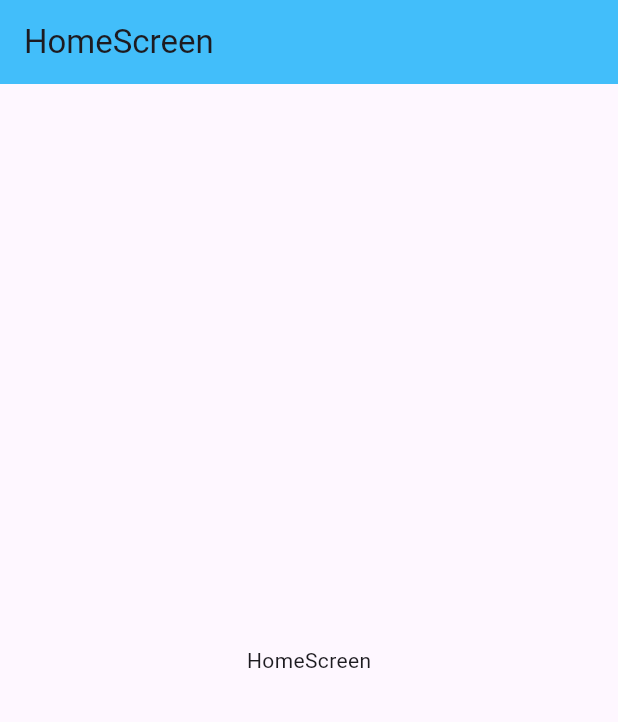
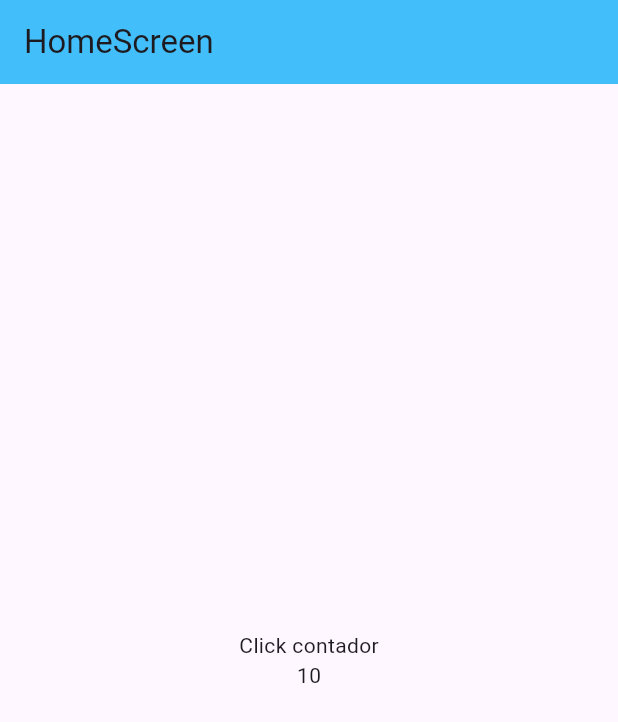
Before and after one commit to danielq/contador_movil, a Flutter app: the screen it shows after launch, on a phone screen of 412 x 824 dp. Shown: the top 722 px of the screen. Run offline on Flutter 3.47's test engine with Material 3 defaults, Android fonts, the phone set to English and light mode, and no system bars.

Commit message:
second_commit

```diff
--- a/lib/screens/home_screen.dart
+++ b/lib/screens/home_screen.dart
@@ -13,7 +13,12 @@ class HomeScreen extends StatelessWidget {
         elevation: 1,
       ),
       body: const Center(
-        child: Text('HomeScreen'),
+        child: Center(
+            child: Column(
+          mainAxisAlignment: MainAxisAlignment.center,
+          crossAxisAlignment: CrossAxisAlignment.center,
+          children: [Text('Click contador'), Text('10')],
+        )),
       ),
     );
   }
```
